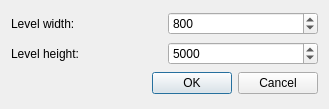
Old version of the form agrajag/editor/new_level.ui in the repository erszcz/agrajag.
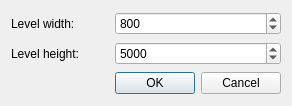
New version of the form.

```diff
--- a/agrajag/editor/new_level.ui
+++ b/agrajag/editor/new_level.ui
@@ -5,12 +5,12 @@
    <rect>
     <x>0</x>
     <y>0</y>
-    <width>329</width>
-    <height>109</height>
+    <width>292</width>
+    <height>106</height>
    </rect>
   </property>
   <property name="sizePolicy" >
-   <sizepolicy vsizetype="Fixed" hsizetype="Fixed" >
+   <sizepolicy vsizetype="Preferred" hsizetype="Preferred" >
     <horstretch>0</horstretch>
     <verstretch>0</verstretch>
    </sizepolicy>
@@ -18,7 +18,10 @@
   <property name="windowTitle" >
    <string>New level</string>
   </property>
-  <layout class="QGridLayout" >
+  <property name="modal" >
+   <bool>true</bool>
+  </property>
+  <layout class="QGridLayout" name="gridLayout" >
    <item row="0" column="0" >
     <widget class="QLabel" name="label" >
      <property name="text" >
@@ -59,13 +62,26 @@
      </property>
     </widget>
    </item>
-   <item row="2" column="0" colspan="2" >
+   <item row="2" column="0" >
+    <spacer name="horizontalSpacer" >
+     <property name="orientation" >
+      <enum>Qt::Horizontal</enum>
+     </property>
+     <property name="sizeHint" stdset="0" >
+      <size>
+       <width>129</width>
+       <height>20</height>
+      </size>
+     </property>
+    </spacer>
+   </item>
+   <item row="2" column="1" >
     <widget class="QDialogButtonBox" name="buttonBox" >
      <property name="orientation" >
       <enum>Qt::Horizontal</enum>
      </property>
      <property name="standardButtons" >
-      <set>QDialogButtonBox::Cancel|QDialogButtonBox::NoButton|QDialogButtonBox::Ok</set>
+      <set>QDialogButtonBox::Cancel|QDialogButtonBox::Ok</set>
      </property>
     </widget>
    </item>
```
Left out of the diff: 6 changed lines with no effect on the pictures.
